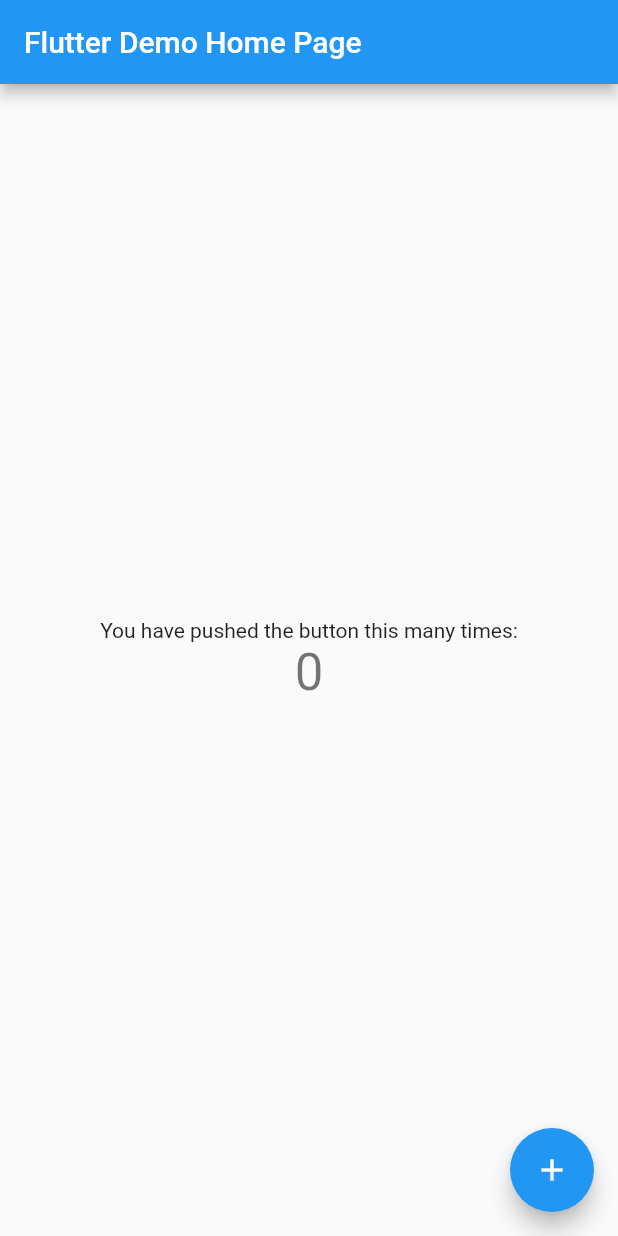
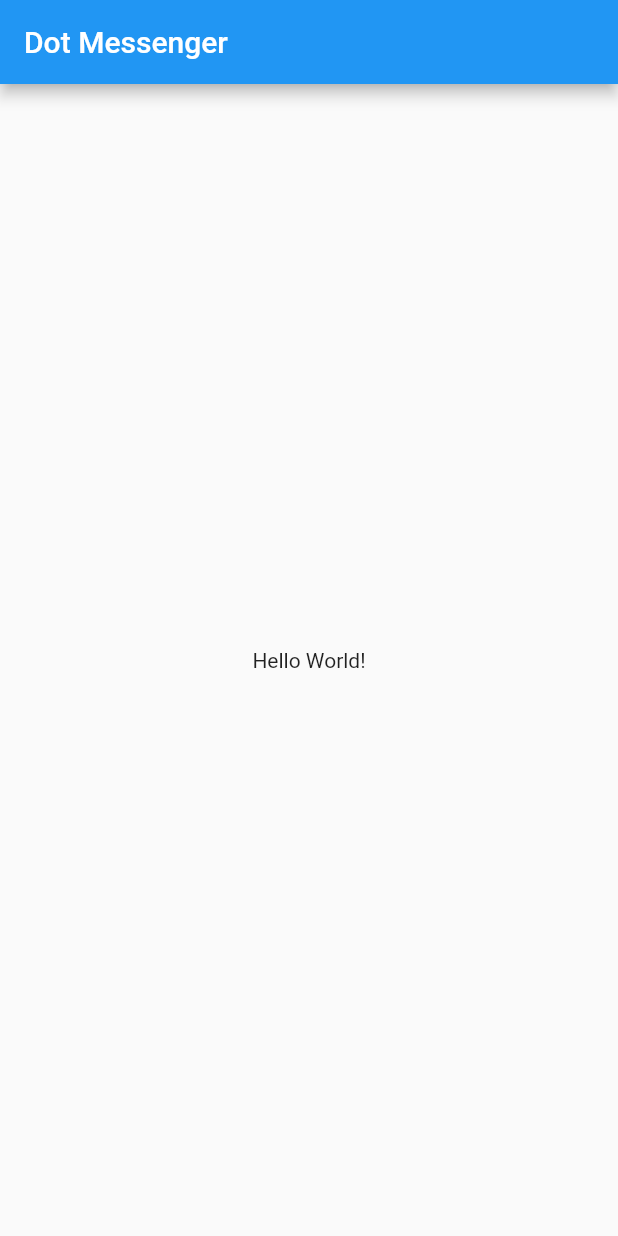
Before and after one commit to bynicodevelop/com_nicodevelop_boilerplate, a Flutter app: the screen it shows after launch, on a phone screen of 412 x 824 dp. Run offline on Flutter 3.47's test engine with Material 2 defaults, Android fonts, the phone set to English and light mode, and no system bars; generated files the repository leaves out were written again.

Commit message:
Intégration de la traduction - Fixed #2

```diff
--- /dev/null
+++ b/l10n.yaml
@@ -0,0 +1,3 @@
+arb-dir: lib/l10n
+template-arb-file: app_en.arb
+output-localization-file: app_localizations.dart
--- /dev/null
+++ b/lib/l10n/app_en.arb
@@ -0,0 +1,6 @@
+{
+    "helloWorld": "Hello World!",
+    "@helloWorld": {
+      "description": "The conventional newborn programmer greeting"
+    }
+}
--- /dev/null
+++ b/lib/l10n/app_fr.arb
@@ -0,0 +1,3 @@
+{
+    "helloWorld": "Bonjour le monde !"
+}
--- a/lib/main.dart
+++ b/lib/main.dart
@@ -1,115 +1,30 @@
+import 'package:com_nicodevelop_dotmessenger/screens/home_screen.dart';
 import 'package:flutter/material.dart';
+import 'package:flutter_localizations/flutter_localizations.dart';
+import 'package:flutter_gen/gen_l10n/app_localizations.dart';
 
 void main() {
-  runApp(const MyApp());
+  runApp(const App());
 }
 
-class MyApp extends StatelessWidget {
-  const MyApp({super.key});
+class App extends StatelessWidget {
+  const App({super.key});
 
-  // This widget is the root of your application.
   @override
   Widget build(BuildContext context) {
-    return MaterialApp(
-      title: 'Flutter Demo',
-      theme: ThemeData(
-        // This is the theme of your application.
-        //
-        // Try running your application with "flutter run". You'll see the
-        // application has a blue toolbar. Then, without quitting the app, try
-        // changing the primarySwatch below to Colors.green and then invoke
-        // "hot reload" (press "r" in the console where you ran "flutter run",
-        // or simply save your changes to "hot reload" in a Flutter IDE).
-        // Notice that the counter didn't reset back to zero; the application
-        // is not restarted.
-        primarySwatch: Colors.blue,
-      ),
-      home: const MyHomePage(title: 'Flutter Demo Home Page'),
+    return const MaterialApp(
+      title: 'Dot Messenger',
+      localizationsDelegates: [
+        AppLocalizations.delegate, // Add this line
+        GlobalMaterialLocalizations.delegate,
+        GlobalWidgetsLocalizations.delegate,
+        GlobalCupertinoLocalizations.delegate,
+      ],
+      supportedLocales: [
+        Locale('en', ''),
+        Locale('fr', ''),
+      ],
+      home: HomeScreen(),
     );
   }
 }
-
-class MyHomePage extends StatefulWidget {
-  const MyHomePage({super.key, required this.title});
-
-  // This widget is the home page of your application. It is stateful, meaning
-  // that it has a State object (defined below) that contains fields that affect
-  // how it looks.
-
-  // This class is the configuration for the state. It holds the values (in this
-  // case the title) provided by the parent (in this case the App widget) and
-  // used by the build method of the State. Fields in a Widget subclass are
-  // always marked "final".
-
-  final String title;
-
-  @override
-  State<MyHomePage> createState() => _MyHomePageState();
-}
-
-class _MyHomePageState extends State<MyHomePage> {
-  int _counter = 0;
-
-  void _incrementCounter() {
-    setState(() {
-      // This call to setState tells the Flutter framework that something has
-      // changed in this State, which causes it to rerun the build method below
-      // so that the display can reflect the updated values. If we changed
-      // _counter without calling setState(), then the build method would not be
-      // called again, and so nothing would appear to happen.
-      _counter++;
-    });
-  }
-
-  @override
-  Widget build(BuildContext context) {
-    // This method is rerun every time setState is called, for instance as done
-    // by the _incrementCounter method above.
-    //
-    // The Flutter framework has been optimized to make rerunning build methods
-    // fast, so that you can just rebuild anything that needs updating rather
-    // than having to individually change instances of widgets.
-    return Scaffold(
-      appBar: AppBar(
-        // Here we take the value from the MyHomePage object that was created by
-        // the App.build method, and use it to set our appbar title.
-        title: Text(widget.title),
-      ),
-      body: Center(
-        // Center is a layout widget. It takes a single child and positions it
-        // in the middle of the parent.
-        child: Column(
-          // Column is also a layout widget. It takes a list of children and
-          // arranges them vertically. By default, it sizes itself to fit its
-          // children horizontally, and tries to be as tall as its parent.
-          //
-          // Invoke "debug painting" (press "p" in the console, choose the
-          // "Toggle Debug Paint" action from the Flutter Inspector in Android
-          // Studio, or the "Toggle Debug Paint" command in Visual Studio Code)
-          // to see the wireframe for each widget.
-          //
-          // Column has various properties to control how it sizes itself and
-          // how it positions its children. Here we use mainAxisAlignment to
-          // center the children vertically; the main axis here is the vertical
-          // axis because Columns are vertical (the cross axis would be
-          // horizontal).
-          mainAxisAlignment: MainAxisAlignment.center,
-          children: <Widget>[
-            const Text(
-              'You have pushed the button this many times:',
-            ),
-            Text(
-              '$_counter',
-              style: Theme.of(context).textTheme.headline4,
-            ),
-          ],
-        ),
-      ),
-      floatingActionButton: FloatingActionButton(
-        onPressed: _incrementCounter,
-        tooltip: 'Increment',
-        child: const Icon(Icons.add),
-      ), // This trailing comma makes auto-formatting nicer for build methods.
-    );
-  }
-}
--- /dev/null
+++ b/lib/screens/home_screen.dart
@@ -0,0 +1,18 @@
+import 'package:com_nicodevelop_dotmessenger/utils/translate.dart';
+import 'package:flutter/material.dart';
+
+class HomeScreen extends StatelessWidget {
+  const HomeScreen({Key? key}) : super(key: key);
+
+  @override
+  Widget build(BuildContext context) {
+    return Scaffold(
+      appBar: AppBar(
+        title: const Text('Dot Messenger'),
+      ),
+      body: Center(
+        child: Text(t(context)!.helloWorld),
+      ),
+    );
+  }
+}
--- /dev/null
+++ b/lib/utils/translate.dart
@@ -0,0 +1,4 @@
+import 'package:flutter/material.dart';
+import 'package:flutter_gen/gen_l10n/app_localizations.dart';
+
+AppLocalizations? t(BuildContext context) => AppLocalizations.of(context);
--- a/pubspec.yaml
+++ b/pubspec.yaml
@@ -31,11 +31,14 @@
 dependencies:
   flutter:
     sdk: flutter
+  flutter_localizations:
+    sdk: flutter
 
 
   # The following adds the Cupertino Icons font to your application.
   # Use with the CupertinoIcons class for iOS style icons.
   cupertino_icons: ^1.0.2
+  intl: ^0.17.0
 
 dev_dependencies:
   flutter_test:
@@ -53,6 +56,7 @@
 
 # The following section is specific to Flutter packages.
 flutter:
+  generate: true
 
   # The following line ensures that the Material Icons font is
   # included with your application, so that you can use the icons in
```
Also changed, not shown: pubspec.lock, 1 other file.
